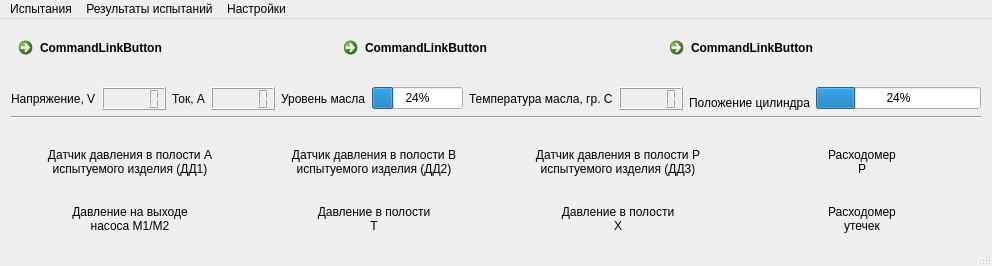
firef0xff/SSHGS01, file mainwindow.ui: the form before one commit.
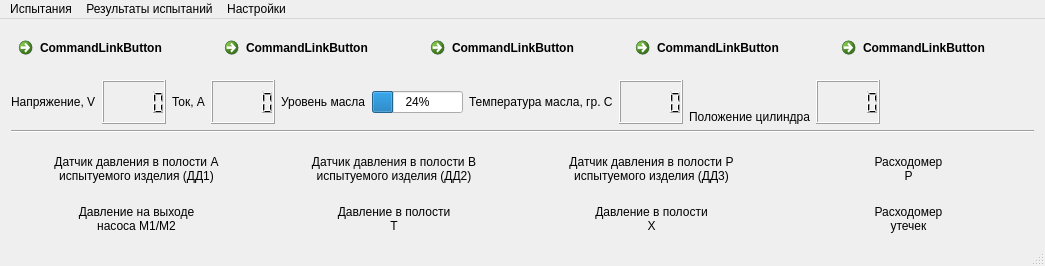
The form after the commit.

Patch:
```diff
--- a/mainwindow.ui
+++ b/mainwindow.ui
@@ -6,7 +6,7 @@
    <rect>
     <x>0</x>
     <y>0</y>
-    <width>992</width>
+    <width>1045</width>
     <height>266</height>
    </rect>
   </property>
@@ -73,6 +73,20 @@
         </property>
        </widget>
       </item>
+      <item>
+       <widget class="QCommandLinkButton" name="TestCase3">
+        <property name="text">
+         <string>CommandLinkButton</string>
+        </property>
+       </widget>
+      </item>
+      <item>
+       <widget class="QCommandLinkButton" name="TestCase4">
+        <property name="text">
+         <string>CommandLinkButton</string>
+        </property>
+       </widget>
+      </item>
       <item>
        <widget class="QCommandLinkButton" name="ManualControl">
         <property name="text">
@@ -151,20 +165,20 @@
        </widget>
       </item>
       <item>
-       <widget class="QProgressBar" name="progressBar_2">
-        <property name="value">
-         <number>24</number>
+       <widget class="QLCDNumber" name="lcdNumber_4"/>
+      </item>
+      <item>
+       <spacer name="horizontalSpacer">
+        <property name="orientation">
+         <enum>Qt::Horizontal</enum>
         </property>
-        <property name="textVisible">
-         <bool>true</bool>
+        <property name="sizeHint" stdset="0">
+         <size>
+          <width>40</width>
+          <height>20</height>
+         </size>
         </property>
-        <property name="invertedAppearance">
-         <bool>false</bool>
-        </property>
-        <property name="textDirection">
-         <enum>QProgressBar::TopToBottom</enum>
-        </property>
-       </widget>
+       </spacer>
       </item>
      </layout>
     </item>
@@ -374,7 +388,7 @@
     <rect>
      <x>0</x>
      <y>0</y>
-     <width>992</width>
+     <width>1045</width>
      <height>26</height>
     </rect>
    </property>
```
Left out of the diff: 18 changed lines with no effect on the pictures.
